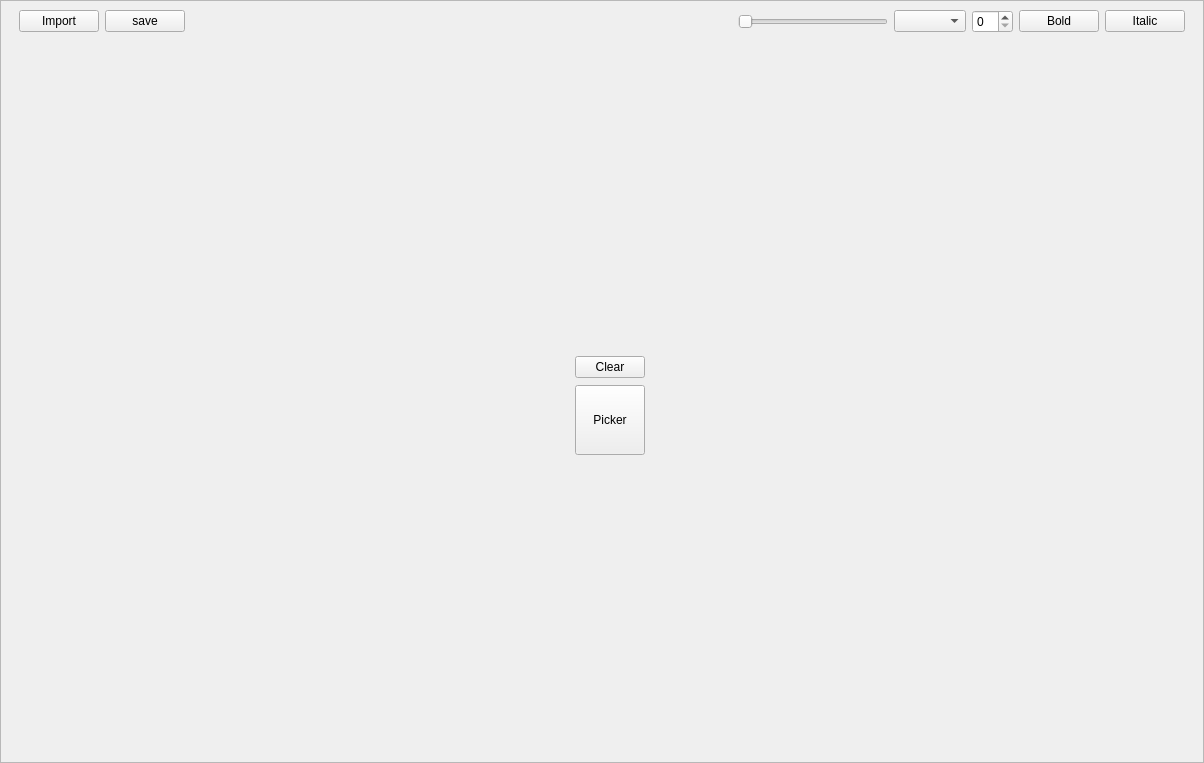
Above: review_tool_UI/reviewToolUI.ui from rameshbabuvfx/smart_review_tool before the change. Below: the same form after it.
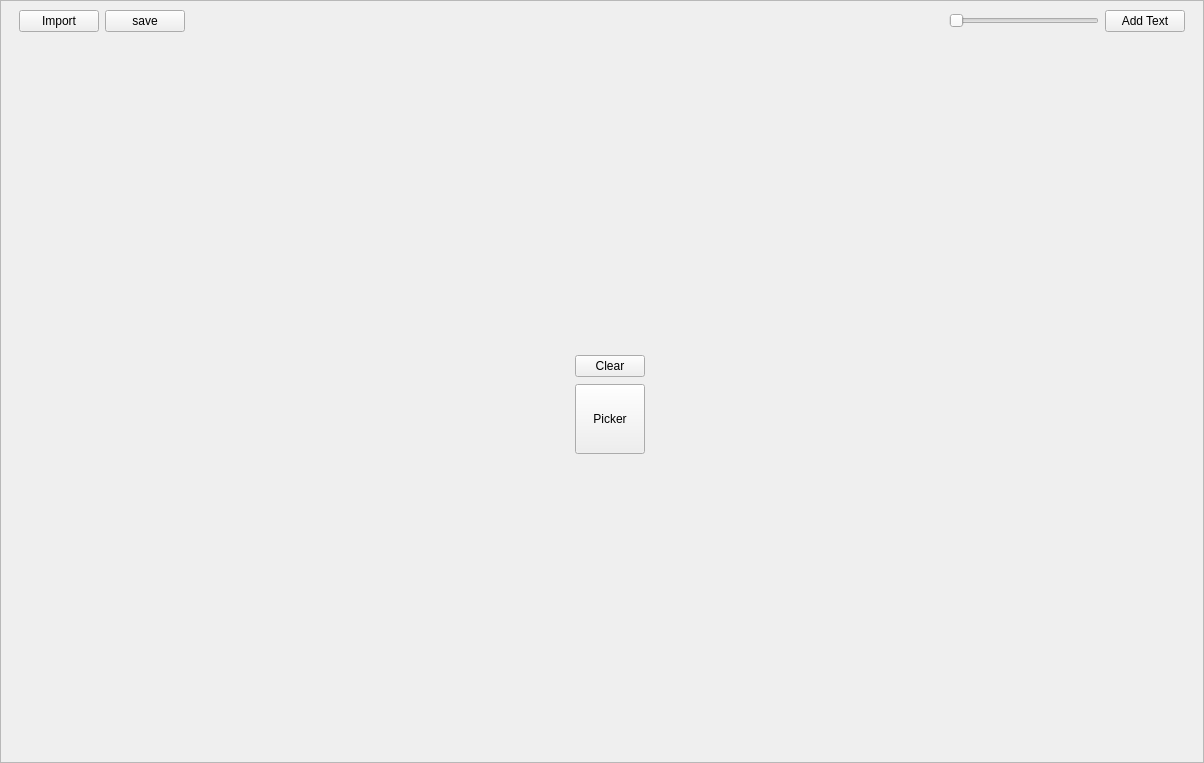
That is the form after the change.

Commit message: Add text label

```diff
--- a/review_tool_UI/reviewToolUI.ui
+++ b/review_tool_UI/reviewToolUI.ui
@@ -107,22 +107,9 @@
           </widget>
          </item>
          <item>
-          <widget class="QComboBox" name="font_style_combobox"/>
-         </item>
-         <item>
-          <widget class="QSpinBox" name="font_size_spinbox"/>
-         </item>
-         <item>
-          <widget class="QPushButton" name="bold_pushbutton">
+          <widget class="QPushButton" name="addtext_pushbutton">
            <property name="text">
-            <string>Bold</string>
-           </property>
-          </widget>
-         </item>
-         <item>
-          <widget class="QPushButton" name="italic_pushbutton">
-           <property name="text">
-            <string>Italic</string>
+            <string>Add Text</string>
            </property>
           </widget>
          </item>
```
The commit also changes 7 other files.
